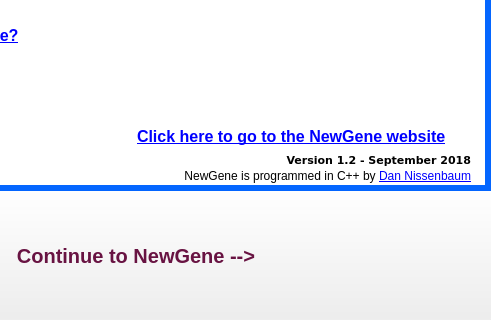
Above: NewGeneUI/NewGene/Widgets/splash.ui from daniel347x/newgene before the change; both pictures show x 220 to 711 and y 430 to 750 of the 711 by 750 pixel window. Below: the same form after it.
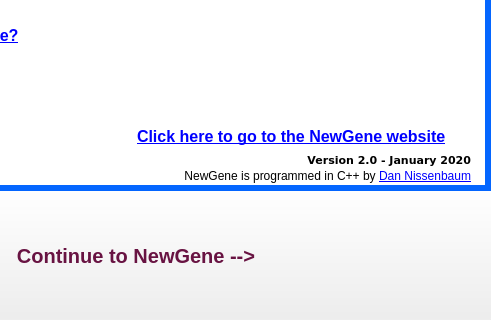
That is the form after the change. Icons and pictures are not drawn.

Commit message: modified splash window to indicate new version

```diff
--- a/NewGeneUI/NewGene/Widgets/splash.ui
+++ b/NewGeneUI/NewGene/Widgets/splash.ui
@@ -191,7 +191,7 @@
         <string notr="true">#label_version {font-family: Verdana; font-size: 11px; color: #000000; font-weight: bold;}</string>
        </property>
        <property name="text">
-        <string>&lt;html&gt;&lt;head/&gt;&lt;body&gt;&lt;p&gt;Version 1.2 - September 2018&lt;/p&gt;&lt;/body&gt;&lt;/html&gt;</string>
+        <string>&lt;html&gt;&lt;head/&gt;&lt;body&gt;&lt;p&gt;Version 2.0 - January 2020&lt;/p&gt;&lt;/body&gt;&lt;/html&gt;</string>
        </property>
        <property name="alignment">
         <set>Qt::AlignRight|Qt::AlignTrailing|Qt::AlignVCenter</set>
```
